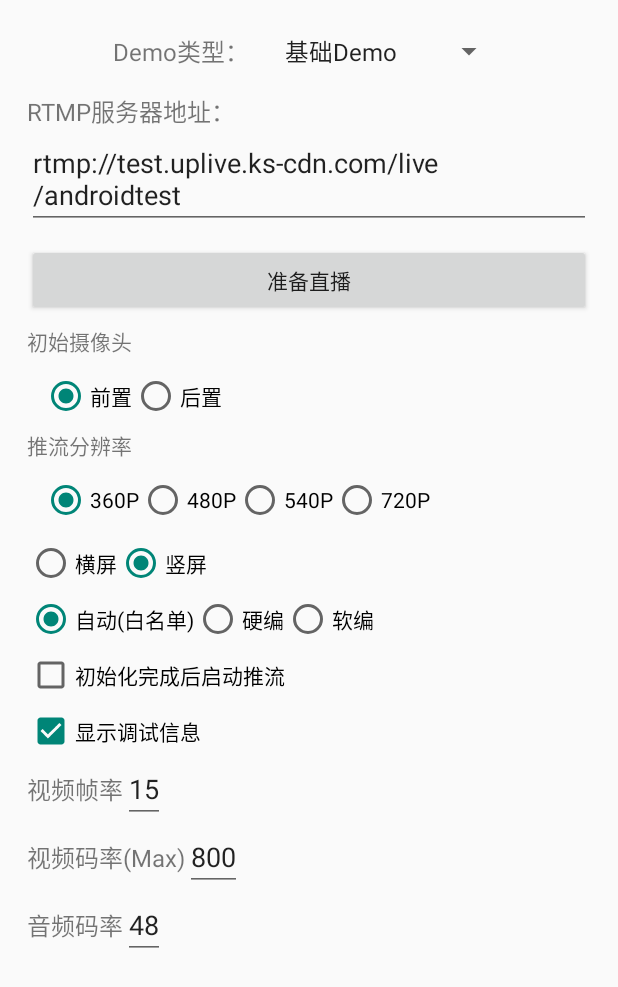
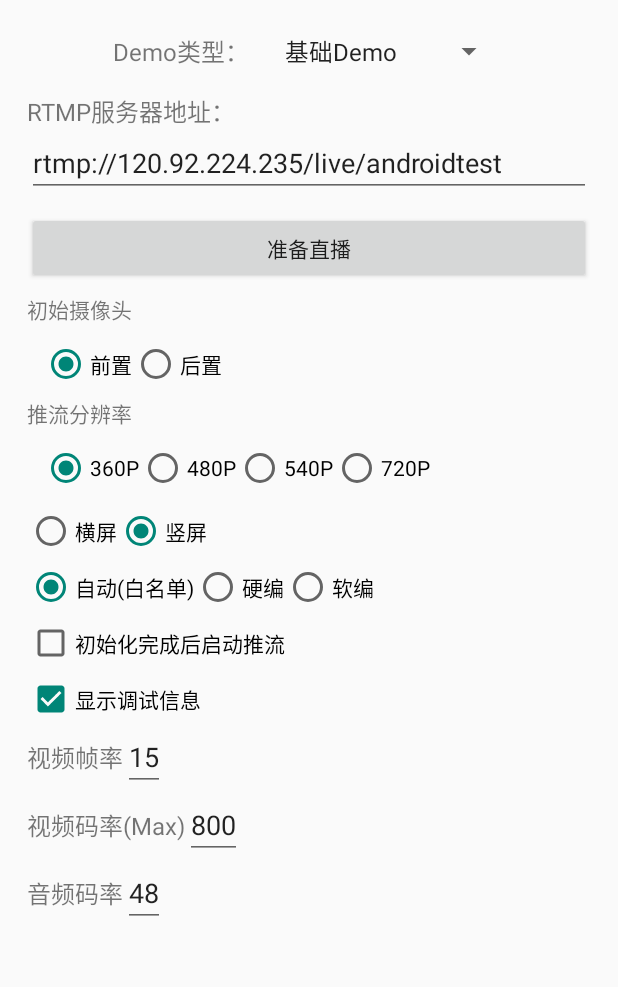
Before and after one commit to ksvc/UnionMobileStreaming_Android, an Android app: the screen it shows after launch (DemoActivity), on a phone screen of 412 x 824 dp. Shown: the top 987 px of the screen. Run offline under Robolectric (Android 15) with nearby library versions, the phone set to English and light mode, and no system bars; our stand-ins replace ButterKnife; libraries missing offline, so code that uses them is left out: com.facebook.drawee; 2 statements that could not run were skipped.

Commit message:
update to v1.0.0

```diff
--- a/demo/src/main/res/layout/demo_activity.xml
+++ b/demo/src/main/res/layout/demo_activity.xml
@@ -50,7 +50,7 @@
             android:id="@+id/rtmpUrl"
             android:layout_width="match_parent"
             android:layout_height="wrap_content"
-            android:text="rtmp://test.uplive.ks-cdn.com/live/androidtest" />
+            android:text="rtmp://120.92.224.235/live/androidtest" />
 
         <Button
             android:id="@+id/connectBT"
```
